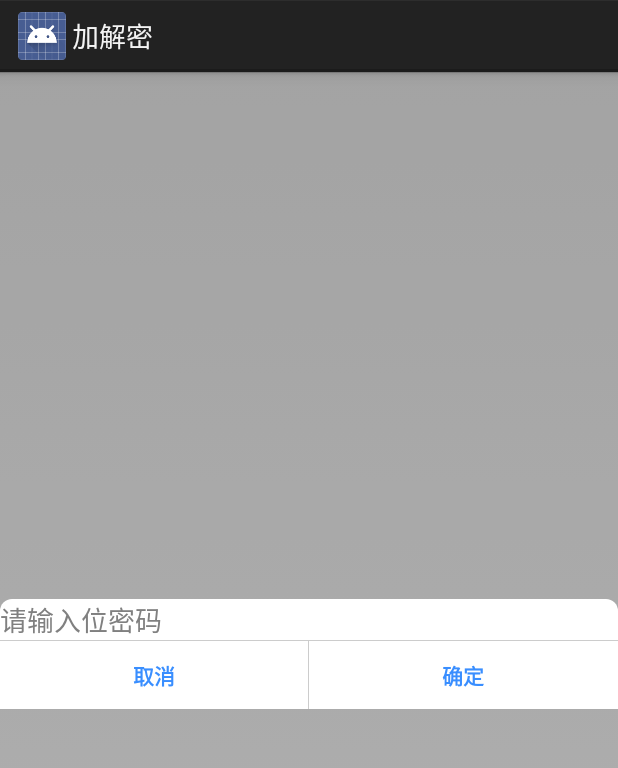
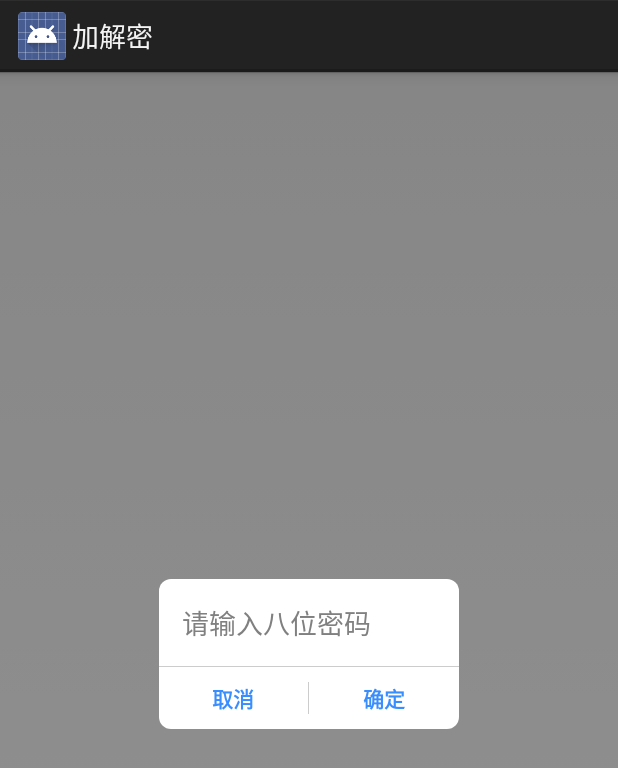
Before and after one commit to yinhaide/SteamEnDecry, an Android app: the layout endecry_widget_password.xml on its own in the app's theme, with its tools: preview values and no code run, on a phone screen of 412 x 824 dp. Shown: the top 768 px of the screen. Run offline under Robolectric (Android 15) with nearby library versions, the phone set to English and light mode, and no system bars; plain views replace PercentLinearLayout, PercentRelativeLayout.

Commit message:
fix widget

```diff
--- a/app/src/main/java/com/wenshanhu/endecry/frag/Frag_endecry.java
+++ b/app/src/main/java/com/wenshanhu/endecry/frag/Frag_endecry.java
@@ -33,7 +33,7 @@ public class Frag_endecry extends Frag_base {
 
     @Override
     public void onNexts(Object o) {
-        EnDecryHelper.get().checkUSBState(activity,"/mnt/sdcard");
+
     }
 
     @Event(R.id.bt_encry)
--- a/endecry/src/main/java/com/yhd/endecry/EnDecryHelper.java
+++ b/endecry/src/main/java/com/yhd/endecry/EnDecryHelper.java
@@ -3,7 +3,6 @@ package com.yhd.endecry;
 import android.app.Activity;
 import android.content.Context;
 import android.os.Build;
-import android.os.Handler;
 import android.os.storage.StorageManager;
 import android.text.TextUtils;
 import android.widget.Toast;
--- a/endecry/src/main/res/layout/endecry_widget_password.xml
+++ b/endecry/src/main/res/layout/endecry_widget_password.xml
@@ -10,29 +10,28 @@
         android:id="@+id/iv_bg"
         android:layout_width="match_parent"
         android:layout_height="match_parent"
-        android:background="#4D000000" />
+        android:background="#6D000000" />
 
     <!-- 提示框 -->
     <com.de.rocket.ue.layout.PercentLinearLayout
         android:layout_width="wrap_content"
         android:layout_height="wrap_content"
+        android:minWidth="200dp"
         android:layout_centerInParent="true"
         android:orientation="vertical"
-        android:background="@drawable/bg_coner_8_ffffff_fill"
-        app:layout_widthPercent="80%w">
+        android:background="@drawable/bg_coner_8_ffffff_fill">
 
         <EditText
             android:focusable="true"
             android:id="@+id/et_content"
-            android:layout_width="match_parent"
+            android:layout_width="wrap_content"
             android:layout_height="wrap_content"
             android:lineSpacingMultiplier="1.2"
             android:background="@null"
-            android:hint="请输入位密码"
+            android:hint="请输入八位密码"
             android:textColor="#000000"
-            app:layout_marginPercent="3%sw"
+            android:layout_margin="15dp"
             app:layout_textSizePercent="2.5%sh"
-            tools:layout_marginPercent="5%w"
             tools:layout_textSizePercent="3%h" />
 
         <View
@@ -46,6 +45,8 @@
             android:layout_width="match_parent"
             android:layout_height="wrap_content"
             android:layout_below="@id/v_split"
+            android:layout_marginBottom="10dp"
+            android:layout_marginTop="10dp"
             android:orientation="horizontal">
 
             <TextView
@@ -57,7 +58,6 @@
                 android:layout_weight="1"
                 android:gravity="center"
                 android:maxLines="1"
-                android:padding="12dp"
                 android:background="@drawable/widget_bt_selecter"
                 android:text="取消"
                 android:textColor="#398eff"
@@ -80,7 +80,6 @@
                 android:layout_weight="1"
                 android:gravity="center"
                 android:maxLines="1"
-                android:padding="12dp"
                 android:background="@drawable/widget_bt_selecter"
                 android:text="确定"
                 android:textColor="#398eff"
```
Also changed, not shown: app/src/main/java/com/wenshanhu/endecry/activity/MainActivity.java (+7 -7 lines), endecry/src/main/res/layout/endecry_widget_tips.xml (+6 -8 lines).
